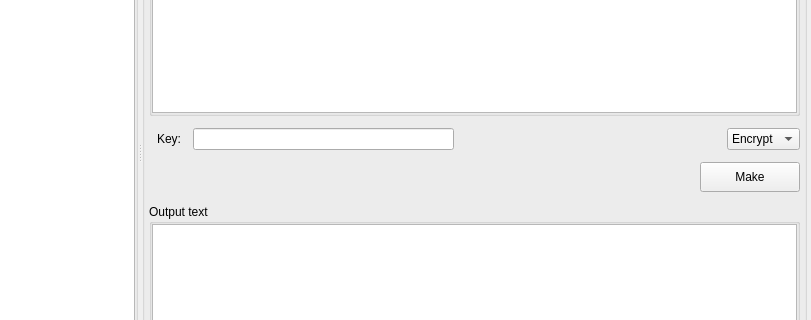
First picture: the form in crypto-methods/gui/mainwindow.ui, repository vasilypht/crypto-methods, before the edit; both pictures show x 141 to 952 and y 125 to 445 of the 952 by 576 pixel window.
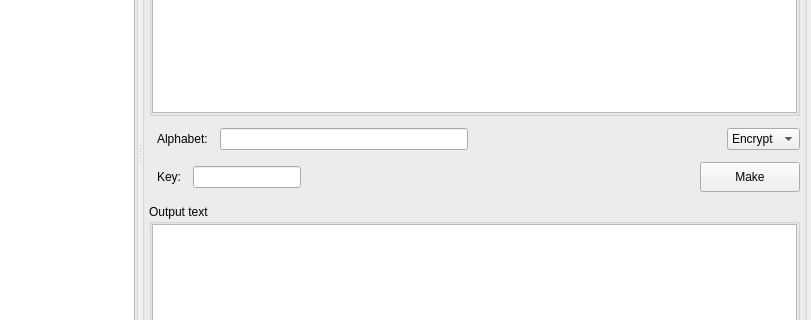
Second picture: the form after the edit. The open tabs and pages were chosen to show the change.

Commit message: Added Hill cipher

```diff
--- a/crypto-methods/gui/mainwindow.ui
+++ b/crypto-methods/gui/mainwindow.ui
@@ -2360,6 +2360,207 @@
             </item>
            </layout>
           </widget>
+          <widget class="QWidget" name="page_11_hill">
+           <layout class="QVBoxLayout" name="verticalLayout_39">
+            <property name="spacing">
+             <number>12</number>
+            </property>
+            <property name="leftMargin">
+             <number>4</number>
+            </property>
+            <property name="topMargin">
+             <number>4</number>
+            </property>
+            <property name="rightMargin">
+             <number>4</number>
+            </property>
+            <property name="bottomMargin">
+             <number>4</number>
+            </property>
+            <item>
+             <widget class="QGroupBox" name="page_11_group_box_input">
+              <property name="title">
+               <string>Input text</string>
+              </property>
+              <layout class="QVBoxLayout" name="verticalLayout_37">
+               <property name="spacing">
+                <number>0</number>
+               </property>
+               <property name="leftMargin">
+                <number>0</number>
+               </property>
+               <property name="topMargin">
+                <number>0</number>
+               </property>
+               <property name="rightMargin">
+                <number>0</number>
+               </property>
+               <property name="bottomMargin">
+                <number>0</number>
+               </property>
+               <item>
+                <widget class="QTextEdit" name="page_11_text_edit_input"/>
+               </item>
+              </layout>
+             </widget>
+            </item>
+            <item>
+             <layout class="QHBoxLayout" name="paeg_11_horizontal_layout_1">
+              <property name="spacing">
+               <number>12</number>
+              </property>
+              <property name="leftMargin">
+               <number>8</number>
+              </property>
+              <item>
+               <widget class="QLabel" name="page_11_label_alphabet">
+                <property name="sizePolicy">
+                 <sizepolicy hsizetype="Fixed" vsizetype="Fixed">
+                  <horstretch>0</horstretch>
+                  <verstretch>0</verstretch>
+                 </sizepolicy>
+                </property>
+                <property name="text">
+                 <string>Alphabet:</string>
+                </property>
+               </widget>
+              </item>
+              <item>
+               <widget class="QLineEdit" name="page_11_line_edit_alphabet"/>
+              </item>
+              <item>
+               <spacer name="page_11_horizontal_spacer_1">
+                <property name="orientation">
+                 <enum>Qt::Horizontal</enum>
+                </property>
+                <property name="sizeHint" stdset="0">
+                 <size>
+                  <width>40</width>
+                  <height>20</height>
+                 </size>
+                </property>
+               </spacer>
+              </item>
+              <item>
+               <widget class="QComboBox" name="page_11_combo_box_mode">
+                <property name="sizePolicy">
+                 <sizepolicy hsizetype="Fixed" vsizetype="Fixed">
+                  <horstretch>0</horstretch>
+                  <verstretch>0</verstretch>
+                 </sizepolicy>
+                </property>
+                <item>
+                 <property name="text">
+                  <string>Encrypt</string>
+                 </property>
+                </item>
+                <item>
+                 <property name="text">
+                  <string>Decrypt</string>
+                 </property>
+                </item>
+               </widget>
+              </item>
+             </layout>
+            </item>
+            <item>
+             <layout class="QHBoxLayout" name="page_11_horizontal_layout_2">
+              <property name="spacing">
+               <number>12</number>
+              </property>
+              <property name="leftMargin">
+               <number>8</number>
+              </property>
+              <item>
+               <widget class="QLabel" name="page_11_label_key">
+                <property name="sizePolicy">
+                 <sizepolicy hsizetype="Fixed" vsizetype="Fixed">
+                  <horstretch>0</horstretch>
+                  <verstretch>0</verstretch>
+                 </sizepolicy>
+                </property>
+                <property name="text">
+                 <string>Key:</string>
+                </property>
+               </widget>
+              </item>
+              <item>
+               <widget class="QLineEdit" name="page_11_line_edit_key">
+                <property name="sizePolicy">
+                 <sizepolicy hsizetype="Fixed" vsizetype="Fixed">
+                  <horstretch>0</horstretch>
+                  <verstretch>0</verstretch>
+                 </sizepolicy>
+                </property>
+               </widget>
+              </item>
+              <item>
+               <spacer name="page_11_horizontal_spacer_2">
+                <property name="orientation">
+                 <enum>Qt::Horizontal</enum>
+                </property>
+                <property name="sizeHint" stdset="0">
+                 <size>
+                  <width>40</width>
+                  <height>20</height>
+                 </size>
+                </property>
+               </spacer>
+              </item>
+              <item>
+               <widget class="QPushButton" name="page_11_button_make">
+                <property name="sizePolicy">
+                 <sizepolicy hsizetype="Fixed" vsizetype="Fixed">
+                  <horstretch>0</horstretch>
+                  <verstretch>0</verstretch>
+                 </sizepolicy>
+                </property>
+                <property name="minimumSize">
+                 <size>
+                  <width>100</width>
+                  <height>30</height>
+                 </size>
+                </property>
+                <property name="text">
+                 <string>Make</string>
+                </property>
+               </widget>
+              </item>
+             </layout>
+            </item>
+            <item>
+             <widget class="QGroupBox" name="page_11_group_box_output">
+              <property name="title">
+               <string>Output text</string>
+              </property>
+              <layout class="QVBoxLayout" name="verticalLayout_38">
+               <property name="spacing">
+                <number>0</number>
+               </property>
+               <property name="leftMargin">
+                <number>0</number>
+               </property>
+               <property name="topMargin">
+                <number>0</number>
+               </property>
+               <property name="rightMargin">
+                <number>0</number>
+               </property>
+               <property name="bottomMargin">
+                <number>0</number>
+               </property>
+               <item>
+                <widget class="QTextEdit" name="page_11_text_edit_output">
+                 <property name="readOnly">
+                  <bool>true</bool>
+                 </property>
+                </widget>
+               </item>
+              </layout>
+             </widget>
+            </item>
+           </layout>
+          </widget>
          </widget>
         </item>
        </layout>
```
Left out of the diff: 14 changed lines with no effect on the pictures. The commit also changes 7 other files.
